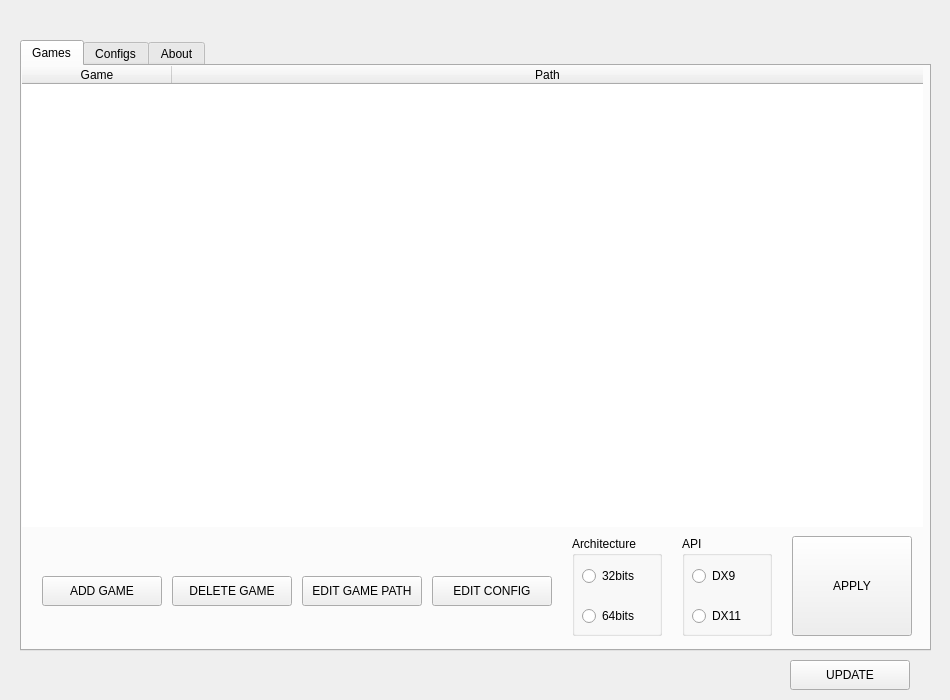
Qt form src/ui/main.ui (ddc/ReShadeUtils) before a commit.
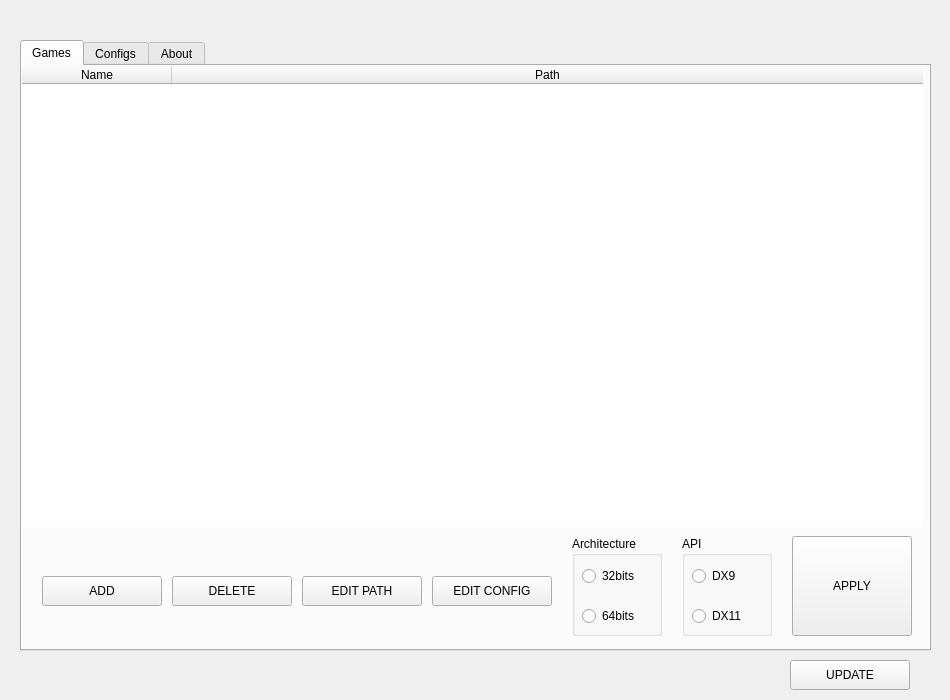
The same form after that commit.

```diff
--- a/src/ui/main.ui
+++ b/src/ui/main.ui
@@ -180,7 +180,7 @@
       <string>Click to add a game</string>
      </property>
      <property name="text">
-      <string>ADD GAME</string>
+      <string>ADD</string>
      </property>
     </widget>
     <widget class="QPushButton" name="edit_path_button">
@@ -214,7 +214,7 @@
       <string>Click to edit the game path</string>
      </property>
      <property name="text">
-      <string>EDIT GAME PATH</string>
+      <string>EDIT PATH</string>
      </property>
     </widget>
     <widget class="QPushButton" name="delete_button">
@@ -242,7 +242,7 @@
       <string>Click to delete the selected game</string>
      </property>
      <property name="text">
-      <string>DELETE GAME</string>
+      <string>DELETE</string>
      </property>
     </widget>
     <widget class="QPushButton" name="apply_button">
@@ -350,7 +350,7 @@
      </attribute>
      <column>
       <property name="text">
-       <string>Game</string>
+       <string>Name</string>
       </property>
      </column>
      <column>
```
Left out of the diff: 3 changed lines with no effect on the pictures.
